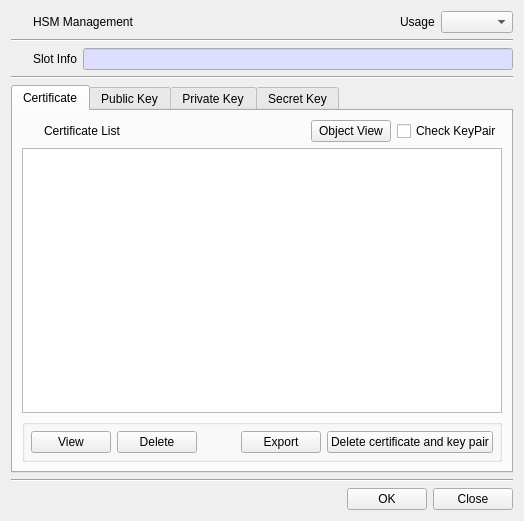
This is CryptokiMan/hsm_man_dlg.ui in jykim74/CryptokiMan as Qt 5 draws it before an edit. The edited form follows.
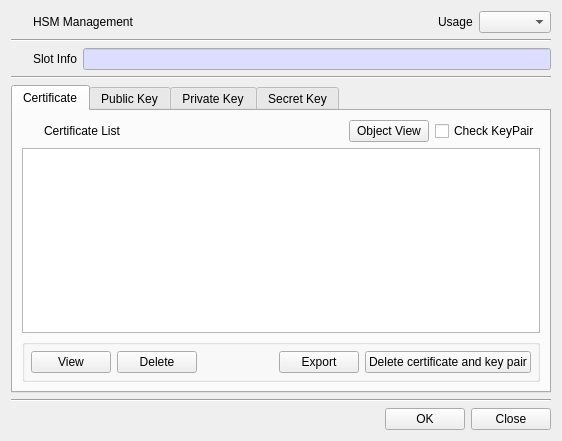
This is the edited form. The open tabs and pages were chosen to show the change. Icons and pictures are not drawn.

```diff
--- a/CryptokiMan/hsm_man_dlg.ui
+++ b/CryptokiMan/hsm_man_dlg.ui
@@ -6,8 +6,8 @@
    <rect>
     <x>0</x>
     <y>0</y>
-    <width>524</width>
-    <height>521</height>
+    <width>558</width>
+    <height>441</height>
    </rect>
   </property>
   <property name="windowTitle">
@@ -175,7 +175,7 @@
     <widget class="QTabWidget" name="mTabWidget">
      <property name="minimumSize">
       <size>
-       <width>500</width>
+       <width>540</width>
        <height>300</height>
       </size>
      </property>
```
Left out of the diff: 2 changed lines with no effect on the pictures.
